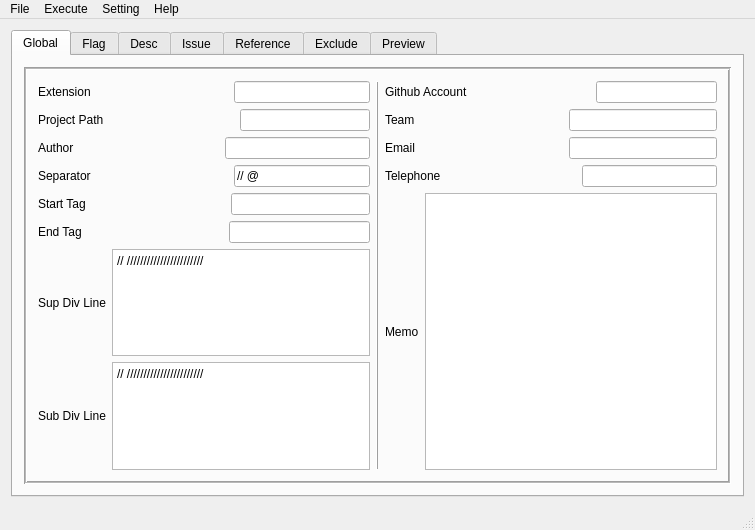
Old version of the form Symmary Commenter/mainwindow.ui in the repository jopemachine-playground/Summary-Commenter.
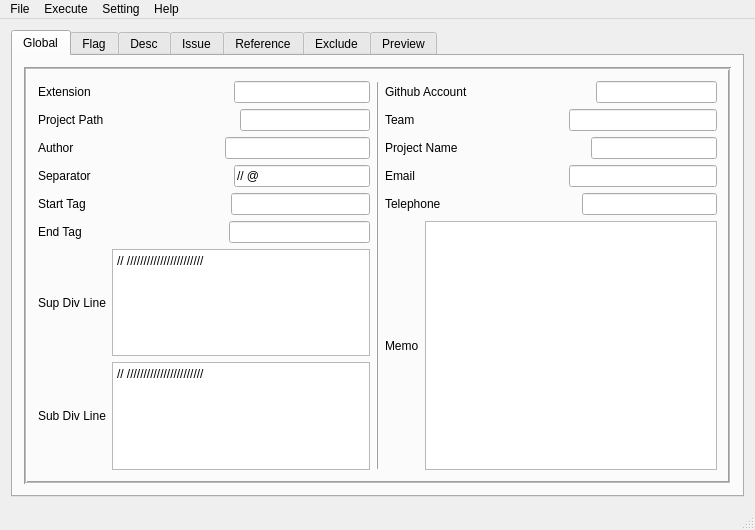
New version of the form. Icons and pictures are not drawn.

Diff of the .ui file:
```diff
--- a/Symmary Commenter/mainwindow.ui
+++ b/Symmary Commenter/mainwindow.ui
@@ -322,6 +322,33 @@
                </item>
               </layout>
              </item>
+             <item>
+              <layout class="QHBoxLayout" name="ProjectNameL">
+               <item>
+                <widget class="QLabel" name="projectNameLbl">
+                 <property name="text">
+                  <string>Project Name</string>
+                 </property>
+                </widget>
+               </item>
+               <item>
+                <spacer name="spacer1_8">
+                 <property name="orientation">
+                  <enum>Qt::Horizontal</enum>
+                 </property>
+                 <property name="sizeHint" stdset="0">
+                  <size>
+                   <width>40</width>
+                   <height>20</height>
+                  </size>
+                 </property>
+                </spacer>
+               </item>
+               <item>
+                <widget class="QLineEdit" name="projectNameEdit"/>
+               </item>
+              </layout>
+             </item>
              <item>
               <layout class="QHBoxLayout" name="EmailL">
                <item>
```
Left out of the diff: 18 changed lines with no effect on the pictures.
